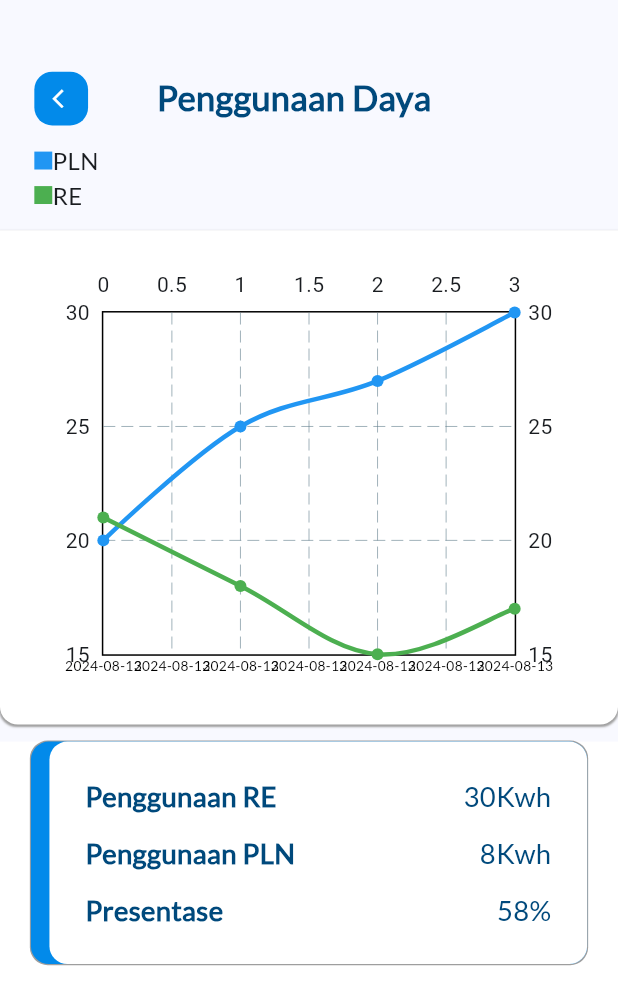
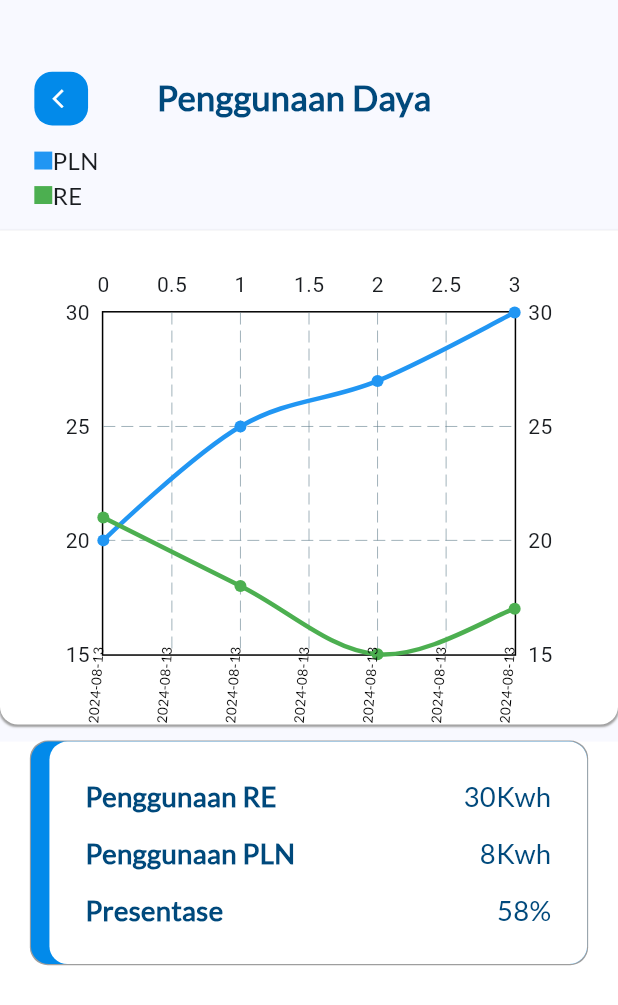
Before and after one commit to neorock07/smartgrid, a Flutter app: the PenggunaanDaya screen opened directly, on a phone screen of 412 x 824 dp. Shown: the top 1005 px of the screen. Run offline on Flutter 3.47's test engine with Material 2 defaults, Android fonts, the phone set to English and light mode, and no system bars; drawn by our look-alikes of fl_chart; our stand-ins replace firebase_core, flutter_screenutil, get, infinite_scroll_pagination, lucide_icons, percent_indicator; accounts and stored records are empty.

Commit message:
update: title x chart

```diff
--- a/lib/Partials/Chart/LineChartWidget.dart
+++ b/lib/Partials/Chart/LineChartWidget.dart
@@ -38,11 +38,17 @@ Widget LineChartWidget(BuildContext context){
             getTitlesWidget: (value, meta) {
               int index = value.toInt();
               if(index >= 0 && index < arr_data!.length){
-                return Text(arr_data![index].date, style: TextStyle(
-                  color: Colors.black,
-                  fontSize: 8.sp,
-                  fontFamily: "Lato"
-                ),);
+                return Transform.rotate(
+                  angle: -1.5,
+                  child:Padding(
+                    padding: EdgeInsets.only(right:15.h),
+                    child: Text(arr_data![index].date, style: TextStyle(
+                    color: Colors.black,
+                    fontSize: 8.sp,
+                    fontFamily: "Lato"
+                                  ),),
+                  )
+                );
               }
               return const Text('');
             },
```
